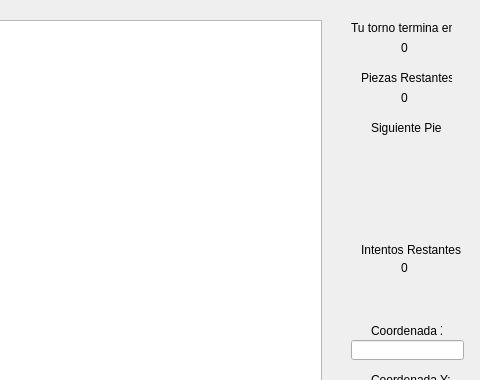
This is GameView.ui in CamiloSincal/IPC2_Proyecto1_202000605 as Qt 5 draws it before an edit; both pictures show x 469 to 949 and y 0 to 380 of the 949 by 533 pixel window. The edited form follows.
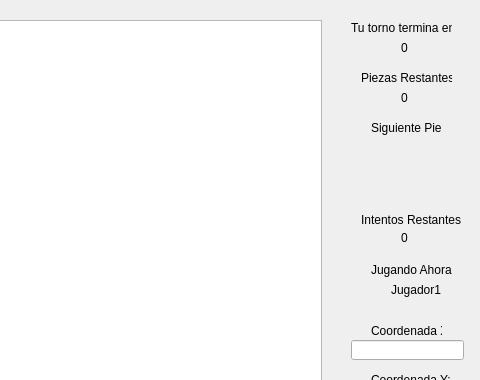
This is the edited form.

The edit to the form file:
```diff
--- a/GameView.ui
+++ b/GameView.ui
@@ -188,7 +188,7 @@
     <property name="geometry">
      <rect>
       <x>830</x>
-      <y>240</y>
+      <y>210</y>
       <width>101</width>
       <height>20</height>
      </rect>
@@ -201,7 +201,7 @@
     <property name="geometry">
      <rect>
       <x>870</x>
-      <y>260</y>
+      <y>230</y>
       <width>21</width>
       <height>16</height>
      </rect>
@@ -213,9 +213,9 @@
    <widget class="QLabel" name="image">
     <property name="geometry">
      <rect>
-      <x>830</x>
-      <y>150</y>
-      <width>71</width>
+      <x>850</x>
+      <y>140</y>
+      <width>61</width>
       <height>61</height>
      </rect>
     </property>
@@ -223,6 +223,32 @@
      <string/>
     </property>
    </widget>
+   <widget class="QLabel" name="label_8">
+    <property name="geometry">
+     <rect>
+      <x>840</x>
+      <y>260</y>
+      <width>81</width>
+      <height>20</height>
+     </rect>
+    </property>
+    <property name="text">
+     <string>Jugando Ahora:</string>
+    </property>
+   </widget>
+   <widget class="QLabel" name="playerName">
+    <property name="geometry">
+     <rect>
+      <x>860</x>
+      <y>280</y>
+      <width>51</width>
+      <height>20</height>
+     </rect>
+    </property>
+    <property name="text">
+     <string>Jugador1</string>
+    </property>
+   </widget>
   </widget>
   <widget class="QMenuBar" name="menubar">
    <property name="geometry">
```
Left out of the diff: 2 changed lines with no effect on the pictures.
